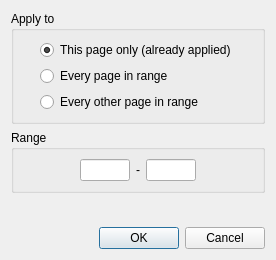
Qt form filters/fix_orientation/ui/OrientationApplyDialog.ui (ImageProcessing-ElectronicPublications/scantailor-deviant) before a commit.
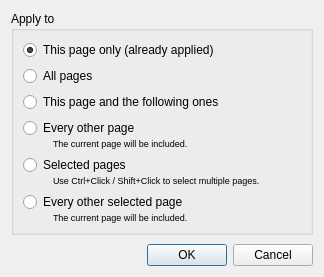
The same form after that commit.

Commit message: * Options can now be applied to an arbitrary group of pages. * Support building with MS Visual C++

```diff
--- a/filters/fix_orientation/ui/OrientationApplyDialog.ui
+++ b/filters/fix_orientation/ui/OrientationApplyDialog.ui
@@ -4,12 +4,12 @@
   <property name="windowModality" >
    <enum>Qt::WindowModal</enum>
   </property>
-  <property name="geometry" >
+  <property name="geometry">
    <rect>
     <x>0</x>
     <y>0</y>
-    <width>276</width>
-    <height>260</height>
+    <width>324</width>
+    <height>277</height>
    </rect>
   </property>
   <property name="windowTitle" >
@@ -21,135 +21,208 @@
      <property name="title" >
       <string>Apply to</string>
      </property>
-     <layout class="QHBoxLayout" >
+     <layout class="QVBoxLayout" name="verticalLayout_5">
       <item>
-       <spacer>
-        <property name="orientation" >
-         <enum>Qt::Horizontal</enum>
-        </property>
-        <property name="sizeHint" stdset="0" >
-         <size>
-          <width>16</width>
-          <height>20</height>
-         </size>
-        </property>
-       </spacer>
-      </item>
-      <item>
-       <layout class="QVBoxLayout" >
-        <item>
-         <widget class="QRadioButton" name="thisPage" >
-          <property name="text" >
+       <widget class="QRadioButton" name="thisPageOnlyRB">
+        <property name="text">
            <string>This page only (already applied)</string>
           </property>
-          <property name="checked" >
+        <property name="checked">
            <bool>true</bool>
           </property>
          </widget>
         </item>
         <item>
-         <widget class="QRadioButton" name="everyPage" >
-          <property name="text" >
-           <string>Every page in range</string>
+       <widget class="QRadioButton" name="allPagesRB">
+        <property name="text">
+         <string>All pages</string>
           </property>
          </widget>
         </item>
         <item>
-         <widget class="QRadioButton" name="everyOtherPage" >
-          <property name="text" >
-           <string>Every other page in range</string>
+       <widget class="QRadioButton" name="thisPageAndFollowersRB">
+        <property name="text">
+         <string>This page and the following ones</string>
           </property>
          </widget>
         </item>
-       </layout>
+      <item>
+       <widget class="QWidget" name="everyOtherPageWidget" native="true">
+        <layout class="QVBoxLayout" name="verticalLayout_3">
+         <property name="spacing">
+          <number>0</number>
+         </property>
+         <property name="margin">
+          <number>0</number>
+         </property>
+         <item>
+          <widget class="QWidget" name="everyOtherWidget" native="true">
+           <layout class="QVBoxLayout" name="verticalLayout_2">
+            <property name="spacing">
+             <number>0</number>
+            </property>
+            <property name="margin">
+             <number>0</number>
+            </property>
+            <item>
+             <widget class="QRadioButton" name="everyOtherRB">
+              <property name="text">
+               <string>Every other page</string>
+              </property>
+             </widget>
       </item>
       <item>
-       <spacer>
-        <property name="orientation" >
+             <layout class="QHBoxLayout" name="horizontalLayout_2">
+              <item>
+               <spacer name="horizontalSpacer_2">
+                <property name="orientation">
          <enum>Qt::Horizontal</enum>
         </property>
-        <property name="sizeHint" stdset="0" >
+                <property name="sizeType">
+                 <enum>QSizePolicy::Fixed</enum>
+                </property>
+                <property name="sizeHint" stdset="0">
          <size>
-          <width>16</width>
-          <height>20</height>
+                  <width>30</width>
+                  <height>0</height>
          </size>
         </property>
        </spacer>
       </item>
-     </layout>
-    </widget>
-   </item>
+              <item>
+               <widget class="QLabel" name="label_2">
+                <property name="font">
+                 <font>
+                  <pointsize>7</pointsize>
+                 </font>
+                </property>
+                <property name="text">
+                 <string>The current page will be included.</string>
+                </property>
+               </widget>
+              </item>
+             </layout>
+            </item>
+           </layout>
+          </widget>
+         </item>
+        </layout>
+       </widget>
+      </item>
    <item>
-    <widget class="QGroupBox" name="groupBox_2" >
-     <property name="title" >
-      <string>Range</string>
-     </property>
-     <layout class="QHBoxLayout" >
+       <widget class="QWidget" name="selectedPagesWidget" native="true">
+        <layout class="QVBoxLayout" name="verticalLayout_4">
+         <property name="spacing">
+          <number>0</number>
+         </property>
+         <property name="margin">
+          <number>0</number>
+         </property>
       <item>
-       <spacer>
-        <property name="orientation" >
+          <widget class="QRadioButton" name="selectedPagesRB">
+           <property name="text">
+            <string>Selected pages</string>
+           </property>
+          </widget>
+         </item>
+         <item>
+          <layout class="QHBoxLayout" name="horizontalLayout_3">
+           <item>
+            <spacer name="horizontalSpacer_6">
+             <property name="orientation">
          <enum>Qt::Horizontal</enum>
         </property>
-        <property name="sizeHint" stdset="0" >
+             <property name="sizeType">
+              <enum>QSizePolicy::Fixed</enum>
+             </property>
+             <property name="sizeHint" stdset="0">
          <size>
-          <width>40</width>
-          <height>20</height>
+               <width>30</width>
+               <height>0</height>
          </size>
         </property>
        </spacer>
       </item>
       <item>
-       <widget class="QLineEdit" name="rangeFrom" >
-        <property name="maximumSize" >
-         <size>
-          <width>50</width>
-          <height>16777215</height>
-         </size>
-        </property>
-       </widget>
-      </item>
-      <item>
-       <widget class="QLabel" name="label" >
-        <property name="text" >
-         <string>-</string>
-        </property>
+            <widget class="QLabel" name="selectedPagesHint">
+             <property name="font">
+              <font>
+               <pointsize>7</pointsize>
+              </font>
+             </property>
+             <property name="text">
+              <string>Use Ctrl+Click / Shift+Click to select multiple pages.</string>
+             </property>
+            </widget>
+           </item>
+          </layout>
+         </item>
+        </layout>
        </widget>
       </item>
       <item>
-       <widget class="QLineEdit" name="rangeTo" >
-        <property name="maximumSize" >
-         <size>
-          <width>50</width>
-          <height>16777215</height>
-         </size>
-        </property>
+       <widget class="QWidget" name="everyOtherSelectedWidget" native="true">
+        <layout class="QVBoxLayout" name="verticalLayout">
+         <property name="spacing">
+          <number>0</number>
+         </property>
+         <property name="margin">
+          <number>0</number>
+         </property>
+         <item>
+          <widget class="QRadioButton" name="everyOtherSelectedRB">
+           <property name="text">
+            <string>Every other selected page</string>
+           </property>
        </widget>
       </item>
       <item>
-       <spacer>
-        <property name="orientation" >
+          <layout class="QHBoxLayout" name="horizontalLayout_5">
+           <item>
+            <spacer name="horizontalSpacer_5">
+             <property name="orientation">
          <enum>Qt::Horizontal</enum>
         </property>
-        <property name="sizeHint" stdset="0" >
+             <property name="sizeType">
+              <enum>QSizePolicy::Fixed</enum>
+             </property>
+             <property name="sizeHint" stdset="0">
          <size>
-          <width>40</width>
-          <height>20</height>
+               <width>30</width>
+               <height>0</height>
          </size>
         </property>
        </spacer>
       </item>
-     </layout>
-    </widget>
-   </item>
+           <item>
+            <widget class="QLabel" name="everyOtherSelectedHint">
+             <property name="font">
+              <font>
+               <pointsize>7</pointsize>
+              </font>
+             </property>
+             <property name="text">
+              <string>The current page will be included.</string>
+             </property>
+            </widget>
+           </item>
+          </layout>
+         </item>
+        </layout>
+       </widget>
+      </item>
+     </layout>
+    </widget>
+   </item>
    <item>
     <spacer>
-     <property name="orientation" >
+     <property name="orientation">
       <enum>Qt::Vertical</enum>
      </property>
-     <property name="sizeHint" stdset="0" >
+     <property name="sizeHint" stdset="0">
       <size>
-       <width>20</width>
-       <height>40</height>
+       <width>17</width>
+       <height>0</height>
       </size>
      </property>
     </spacer>
```
Left out of the diff: 31 changed lines with no effect on the pictures. Lines whose indentation alone changed are shown as unchanged. The commit also changes 64 other files.
